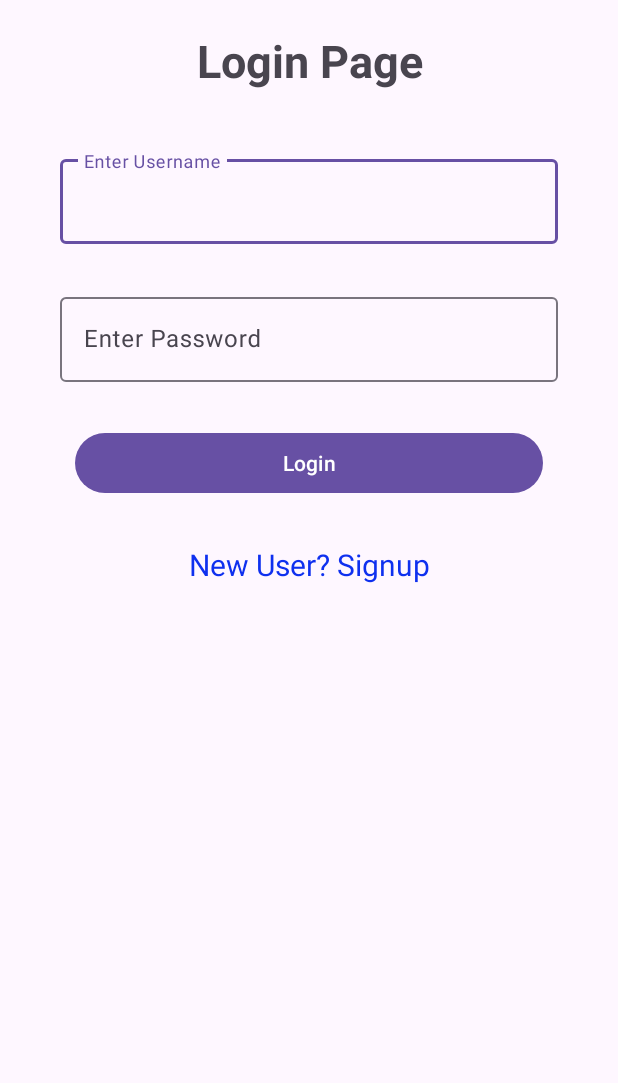
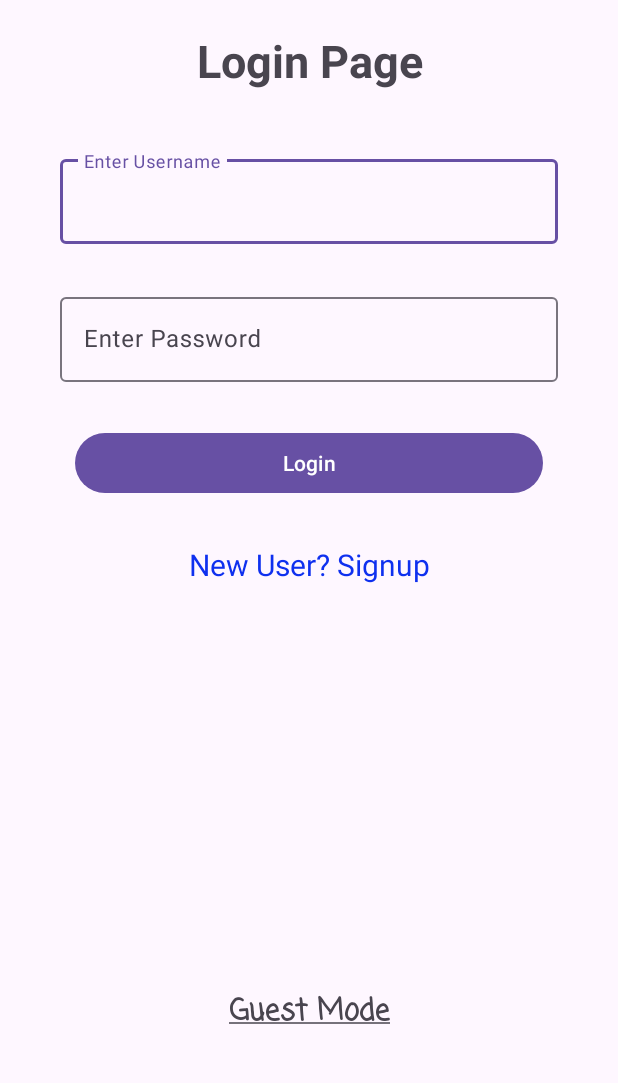
Before and after one commit to Saloni-2005/UseBefore, an Android app: the LoginHouses screen opened directly, with no data from a screen before it, on a phone screen of 412 x 824 dp, the part 141-1224 px from its top. Run offline under Robolectric (Android 15) with nearby library versions, the phone set to English and light mode, and no system bars; our stand-ins replace Firebase (no records; nobody signed in at launch, a user with empty details on screens opened directly).

Commit message:
Added guest mode for houses

```diff
--- a/app/src/main/java/com/example/usebefore/view/LoginHouses.kt
+++ b/app/src/main/java/com/example/usebefore/view/LoginHouses.kt
@@ -42,6 +42,11 @@ class LoginHouses : AppCompatActivity() {
             startActivity(Intent(this, SignupHouses::class.java))
             finish()
         }
+
+        binding.guest.setOnClickListener {
+            startActivity(Intent(this, HousesHomePage::class.java))
+            finish()
+        }
     }
 
     private fun validateLogin(username: String, password: String) {
@@ -53,7 +58,7 @@ class LoginHouses : AppCompatActivity() {
                         val userData = userSnapshot.getValue(HouseUsers::class.java)
                         if (userData != null && userData.password == password) {
                             Toast.makeText(applicationContext, "Login Successful", Toast.LENGTH_SHORT).show()
-                            startActivity(Intent(this@LoginHouses, MainActivity::class.java))
+                            startActivity(Intent(this@LoginHouses, HousesHomePage::class.java))
                             finish()
                             return
                         }
--- a/app/src/main/res/layout/activity_login_houses.xml
+++ b/app/src/main/res/layout/activity_login_houses.xml
@@ -76,6 +76,19 @@
         android:layout_below="@+id/mybutton"
         android:textAlignment="center"
         android:layout_marginTop="30dp"
-        android:id="@+id/mysignup"/>
+        android:id="@+id/mysignup"
+        />
+
+    <TextView
+        android:layout_width="match_parent"
+        android:layout_height="wrap_content"
+        android:text="@string/guest_mode"
+        android:textStyle="bold"
+        android:layout_marginBottom="40dp"
+        android:gravity="center"
+        android:textSize="20dp"
+        android:fontFamily="casual"
+        android:layout_alignParentBottom="true"
+        android:id="@+id/guest"/>
 
 </RelativeLayout>
--- a/app/src/main/res/values/strings.xml
+++ b/app/src/main/res/values/strings.xml
@@ -1,3 +1,4 @@
 <resources>
     <string name="app_name">UseBefore</string>
+    <string name="guest_mode"><u>Guest Mode</u></string>
 </resources>
```
